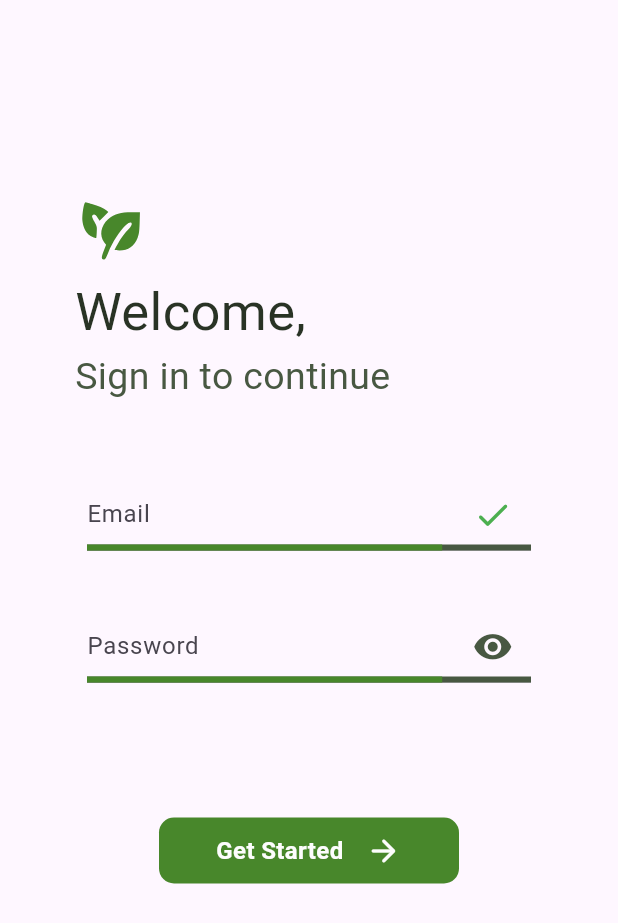
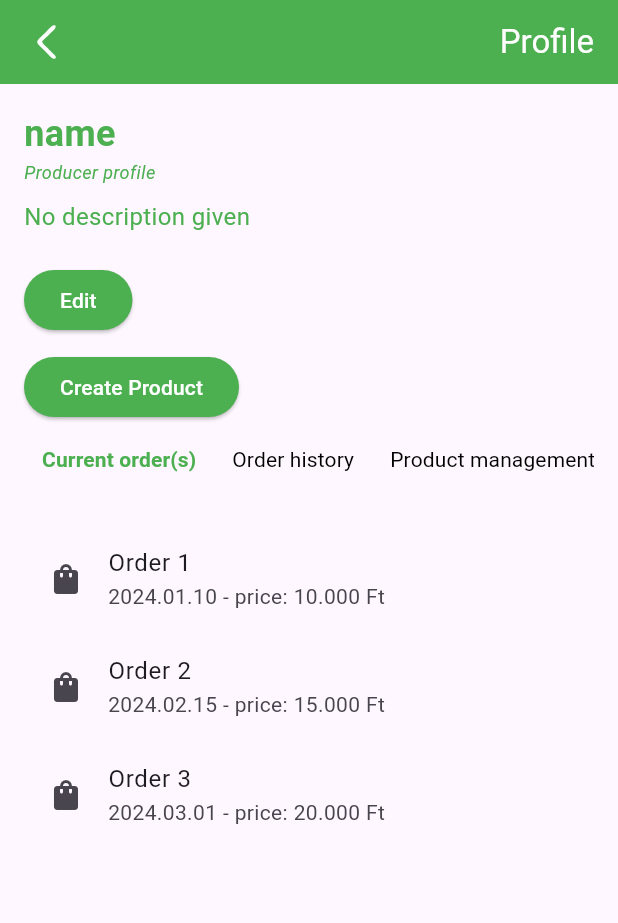
Before and after one commit to visontail/farmertoconsumer, a Flutter app: the screen it shows after launch, on a phone screen of 412 x 824 dp. Shown: the top 923 px of the screen. Run offline on Flutter 3.47's test engine with Material 3 defaults, Android fonts, the phone set to English and light mode, and no system bars; our stand-ins replace flutter_svg.

Commit message:
created the skeleton of the producer profile

```diff
--- a/frontend/lib/main.dart
+++ b/frontend/lib/main.dart
@@ -5,6 +5,7 @@ import 'package:provider/provider.dart';
 import '../screens/login.dart';
 import '../screens/registration.dart';
 import 'screens/feed/feed.dart';
+import 'screens/producer_profile.dart';
 import '../services/auth_service.dart';
 
 void main() {
@@ -24,7 +25,7 @@ class MyApp extends StatelessWidget {
       ],
       child: MaterialApp(
         debugShowCheckedModeBanner: false,
-        home: LoginScreen(),
+        home: ProducerProfileScreen(),
       ),
     );
   }
--- /dev/null
+++ b/frontend/lib/screens/producer_profile.dart
@@ -0,0 +1,257 @@
+import 'package:farmertoconsumer/models/user.dart';
+import 'package:farmertoconsumer/styles/colors.dart';
+import 'package:flutter/material.dart';
+import 'package:flutter_svg/flutter_svg.dart';
+import '../screens/product-create.dart';
+
+class ProducerProfileScreen extends StatefulWidget {
+  const ProducerProfileScreen({Key? key}) : super(key: key);
+
+  @override
+  _ProducerProfileScreenState createState() => _ProducerProfileScreenState();
+}
+
+class _ProducerProfileScreenState extends State<ProducerProfileScreen> {
+  int selectedIndex = 0; // Aktív oldal indexe
+
+  final TextEditingController userDescriptionController = TextEditingController();
+
+  User user = User(id: "1", name: "name", email: "email");
+  String savedDescription = "No description given"; // Kezdőérték a leírásnak
+  bool isEditing = false; // Állapot a szerkesztési módhoz
+
+  @override
+  void dispose() {
+    userDescriptionController.dispose(); // Fontos a memória szivárgás elkerüléséhez
+    super.dispose();
+  }
+
+  void _saveDescription() {
+    setState(() {
+      savedDescription = userDescriptionController.text.isEmpty
+          ? "No description given"
+          : userDescriptionController.text;
+      isEditing = false; // Kilépés a szerkesztési módból
+    });
+
+    ScaffoldMessenger.of(context).showSnackBar(
+      const SnackBar(content: Text('Description saved!')),
+    );
+  }
+
+  void _toggleEditing() {
+    setState(() {
+      isEditing = !isEditing;
+      if (!isEditing) {
+        // Ha kilép a szerkesztési módból, töröljük a szöveget
+        userDescriptionController.clear();
+      }
+    });
+  }
+
+
+  @override
+  Widget build(BuildContext context) {
+    return Scaffold(
+
+      appBar: AppBar(
+        title: Row(
+          mainAxisAlignment: MainAxisAlignment.spaceBetween,
+          children: [
+          SvgPicture.asset('assets/icons/back-arrow.svg', width: 30, height: 30, color: white,),
+          Text(
+            'Profile',
+            style: TextStyle(color: white),)
+        ],
+        ),
+        backgroundColor: Colors.green
+      ),
+
+
+      body: Padding(
+        padding: const EdgeInsets.all(16.0),
+        child: Column(
+          crossAxisAlignment: CrossAxisAlignment.start,
+          children: [
+            Text(
+              user.name,
+              style: TextStyle(color: Colors.green, fontSize: 24, fontWeight: FontWeight.bold),
+            ),
+            const Text(
+              'Producer profile',
+              style: TextStyle(color: Colors.green, fontSize: 12, fontStyle: FontStyle.italic),
+              ),
+            const SizedBox(height: 10),
+            Text(
+              savedDescription,
+              style: const TextStyle(color: Colors.green, fontSize: 16),
+            ),
+            const SizedBox(height: 20),
+
+            ElevatedButton(
+              onPressed: _toggleEditing,
+              child: Text(
+                isEditing ? 'Cancel' : 'Edit',),
+              style: ElevatedButton.styleFrom(
+                backgroundColor: Colors.green,
+                foregroundColor: Colors.white
+              )
+            ),
+            const SizedBox(height: 10),
+            if (isEditing) // Feltételes megjelenítés
+              Column(
+                children: [
+                  TextField(
+                    controller: userDescriptionController,
+                    maxLines: 4,
+                    decoration: const InputDecoration(
+                      border: OutlineInputBorder(),
+                      hintText: 'Write yourself...',
+                    ),
+                  ),
+                  const SizedBox(height: 20),
+                  ElevatedButton(
+                    onPressed: _saveDescription,
+                    child: const Text('Save'),
+                    style: ElevatedButton.styleFrom(
+                      backgroundColor: Colors.green,
+                      foregroundColor: Colors.white
+                    ),
+                  ),
+                ],
+              ),
+            ElevatedButton(
+              onPressed: () {
+                Navigator.push(
+                context,
+                MaterialPageRoute(builder: (context) => ProductCreateForm()),
+                );
+              },
+              style: ElevatedButton.styleFrom(
+                      backgroundColor: Colors.green,
+                      foregroundColor: Colors.white
+                    ),
+              child: const Text('Create Product'),
+            ),
+
+            // Linkek vízszintes sora
+            SingleChildScrollView(
+              scrollDirection: Axis.horizontal, // Vízszintes görgetés
+              child: Row(
+                children: [
+                  _buildLinkButton('Current order(s)', 0),
+                  _buildLinkButton('Order history', 1),
+                  _buildLinkButton('Product management', 2),
+                  _buildLinkButton('Order management', 3),
+                ],
+              ),
+            ),
+
+            const SizedBox(height: 20),
+
+            // Dinamikus tartalom
+            Expanded(
+              child: IndexedStack(
+                index: selectedIndex,
+                children: [
+                  _buildOrdersList(), // Korábbi rendelések
+                  _buildOrdersList(),
+                  _buildUserProductsList(), // Saját termékek
+                  _buildOrderConfirmList(), // Elfogadásra váró rendelések
+                ],
+              ),
+            ),
+          ],
+        ),
+      ),
+    );
+  }
+
+  // Link gombokat hoz létre
+  Widget _buildLinkButton(String title, int index) {
+    return TextButton(
+      onPressed: () {
+        setState(() {
+          selectedIndex = index;
+        });
+      },
+      child: Text(
+        title,
+        style: TextStyle(
+          fontWeight: selectedIndex == index ? FontWeight.bold : FontWeight.normal,
+          color: selectedIndex == index ? Colors.green : Colors.black,
+        ),
+      ),
+    );
+  }
+
+  // Korábbi rendelések
+  Widget _buildOrdersList() {
+    return ListView(
+      children: const [
+        ListTile(
+          leading: Icon(Icons.shopping_bag),
+          title: Text('Order 1'),
+          subtitle: Text('2024.01.10 - price: 10.000 Ft'),
+        ),
+        ListTile(
+          leading: Icon(Icons.shopping_bag),
+          title: Text('Order 2'),
+          subtitle: Text('2024.02.15 - price: 15.000 Ft'),
+        ),
+        ListTile(
+          leading: Icon(Icons.shopping_bag),
+          title: Text('Order 3'),
+          subtitle: Text('2024.03.01 - price: 20.000 Ft'),
+        ),
+      ],
+    );
+  }
+
+
+  // Saját termékek listája
+  Widget _buildUserProductsList() {
+    return ListView(
+      children: const [
+        ListTile(
+          leading: Icon(Icons.production_quantity_limits),
+          title: Text('product 1'),
+          subtitle: Text('items left: '),
+        ),
+        ListTile(
+          leading: Icon(Icons.production_quantity_limits),
+          title: Text('product 2'),
+          subtitle: Text('items left: '),
+        ),
+        ListTile(
+          leading: Icon(Icons.production_quantity_limits),
+          title: Text('product 3'),
+          subtitle: Text('items left: '),
+        ),
+      ],
+    );
+  }
+
+  //Elfogadásra váró rendelések
+  Widget _buildOrderConfirmList() {
+    return ListView(
+      children: const [
+        ListTile(
+          leading: Icon(Icons.production_quantity_limits),
+          title: Text('product 1'),
+          subtitle: Text('price: 5.000 Ft'),
+        ),
+        ListTile(
+          leading: Icon(Icons.production_quantity_limits),
+          title: Text('product 2'),
+          subtitle: Text('price: 10.000 Ft'),
+        ),
+        ListTile(
+          leading: Icon(Icons.production_quantity_limits),
+          title: Text('product 3'),
+          subtitle: Text('price: 20.000 Ft'),
+        ),
+      ],
+    );
+  }
+}
```
Also changed, not shown: frontend/lib/screens/product-create.dart (added, +85 -0 lines), 3 other files.
